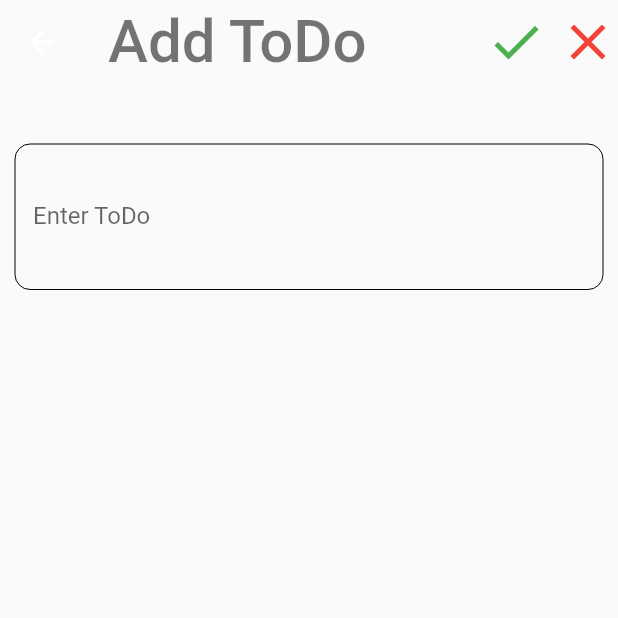
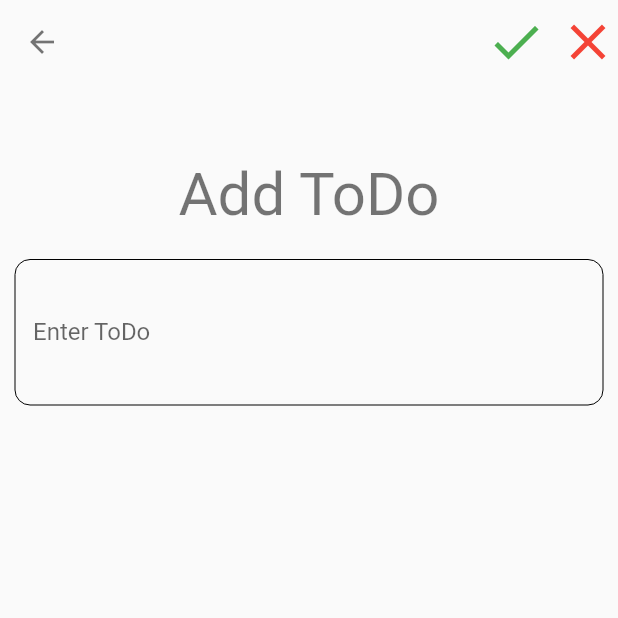
Before and after one commit to AzAlharbi/todo_list, a Flutter app: the screen it shows after launch, after a tap on the "add" icon, on a phone screen of 412 x 824 dp, the top half of it. Run offline on Flutter 3.47's test engine with Material 2 defaults, Android fonts, the phone set to English and light mode, and no system bars; our stand-ins replace dynamic_theme.

Commit message:
Add files via upload

```diff
--- a/lib/components/globals.dart
+++ b/lib/components/globals.dart
@@ -1,3 +1,4 @@
 library my_prj.globals;
 
 List<String> data = ['Study', 'Shoping'];
+List<String> done = [];
--- a/lib/main.dart
+++ b/lib/main.dart
@@ -1,10 +1,11 @@
 import 'package:dynamic_theme/dynamic_theme.dart';
 import 'package:flutter/material.dart';
 import 'package:todo_list/screens/add_screen.dart';
+import 'package:todo_list/screens/done.dart';
 
 import 'screens/home_screen.dart';
 
-void main()=>runApp(MyApp());
+void main() => runApp(MyApp());
 
 class MyApp extends StatelessWidget {
   @override
@@ -22,11 +23,10 @@ class MyApp extends StatelessWidget {
               theme: theme,
               // home: HomeScreen()
               routes: {
-        '/': (context)=>HomeScreen(),
-        '/second':(context)=>AddToDo(),
-        }
-        );
-      }
-    );
+                '/': (context) => HomeScreen(),
+                '/second': (context) => AddToDo(),
+                '/third': (context) => Done(),
+              });
+        });
   }
 }
--- a/lib/screens/add_screen.dart
+++ b/lib/screens/add_screen.dart
@@ -1,5 +1,6 @@
 import 'package:flutter/material.dart';
 import '../components/globals.dart' as globals;
+
 class AddToDo extends StatefulWidget {
   @override
   _AddToDoState createState() => _AddToDoState();
@@ -11,20 +12,17 @@ class _AddToDoState extends State<AddToDo> {
   Widget build(BuildContext context) {
     return Scaffold(
       appBar: AppBar(
+        iconTheme: IconThemeData(
+          color: (Theme.of(context).brightness == Brightness.light)
+              ? Colors.black54
+              : Colors.white,
+        ),
         brightness: Theme.of(context).brightness == Brightness.light
             ? Brightness.light
             : Brightness.dark,
         centerTitle: false,
         backgroundColor: Theme.of(context).canvasColor,
         elevation: 0,
-                title: Text(
-                  'Add ToDo',
-                  style: TextStyle(
-                      color: (Theme.of(context).brightness == Brightness.light)
-                          ? Colors.black54
-                          : Colors.white,
-                      fontSize: 40),
-                ),
         actions: <Widget>[
           IconButton(
             icon: Icon(
@@ -57,9 +55,25 @@ class _AddToDoState extends State<AddToDo> {
       ),
       body: Container(
         color: Theme.of(context).canvasColor,
-                padding:
-                    EdgeInsets.only(top: 40, right: 10, left: 10, bottom: 20),
-                child: TextField(
+        padding: EdgeInsets.only(top: 40, right: 10, left: 10, bottom: 20),
+        child: Container(
+          color: Theme.of(context).canvasColor,
+          padding: EdgeInsets.only(top: 10, bottom: 10),
+          child: Column(
+            crossAxisAlignment: CrossAxisAlignment.center,
+            children: [
+              Text(
+                'Add ToDo',
+                style: TextStyle(
+                    color: (Theme.of(context).brightness == Brightness.light)
+                        ? Colors.black54
+                        : Colors.white,
+                    fontSize: 40),
+              ),
+              SizedBox(
+                height: 20,
+              ),
+              TextField(
                 controller: _addController,
                 maxLines: 3,
                 decoration: InputDecoration(
@@ -71,6 +85,10 @@ class _AddToDoState extends State<AddToDo> {
                       borderSide: BorderSide(width: 0)),
                 ),
               ),
-              ));
+            ],
+          ),
+        ),
+      ),
+    );
   }
 }
--- a/lib/screens/home_screen.dart
+++ b/lib/screens/home_screen.dart
@@ -10,19 +10,22 @@ class HomeScreen extends StatefulWidget {
 class _HomeScreenState extends State<HomeScreen> {
   TextEditingController _addController = new TextEditingController();
   Widget styleToDo(String title) {
-    return Container(
+    return Row(
+      crossAxisAlignment: CrossAxisAlignment.center,
+      children: <Widget>[
+        new Flexible(
+          child: new Container(
             padding: EdgeInsets.all(10),
             width: double.infinity,
             height: 50,
-      child: Row(
-        crossAxisAlignment: CrossAxisAlignment.center,
-        children: <Widget>[
-          Text(
+            child: Text(
               title,
               style: TextStyle(fontWeight: FontWeight.w500, fontSize: 18),
+              overflow: TextOverflow.ellipsis,
+            ),
+          ),
         ),
       ],
-      ),
     );
   }
 
@@ -43,16 +46,19 @@ class _HomeScreenState extends State<HomeScreen> {
         centerTitle: false,
         backgroundColor: Theme.of(context).canvasColor,
         elevation: 0,
-        title: Text(
-          'ToDo List',
-          style: TextStyle(
+        actions: <Widget>[
+          IconButton(
+            icon: Icon(
+              Icons.done,
               color: (Theme.of(context).brightness == Brightness.light)
                   ? Colors.black54
                   : Colors.white,
-              fontSize: 40),
+              size: 40,
             ),
-        actions: <Widget>[
-          // Add 3 lines from here...
+            onPressed: () {
+              Navigator.of(context).pushNamed('/third');
+            },
+          ),
           IconButton(
             icon: Icon(
               Icons.add,
@@ -61,7 +67,9 @@ class _HomeScreenState extends State<HomeScreen> {
                   : Colors.white,
               size: 40,
             ),
-            onPressed:(){ Navigator.of(context).pushNamed('/second');},
+            onPressed: () {
+              Navigator.of(context).pushNamed('/second');
+            },
           ),
           IconButton(
             icon: Icon(
@@ -86,24 +94,66 @@ class _HomeScreenState extends State<HomeScreen> {
             SizedBox(
               height: 20,
             ),
+            Text(
+              'ToDo List',
+              style: TextStyle(
+                  color: (Theme.of(context).brightness == Brightness.light)
+                      ? Colors.black54
+                      : Colors.white,
+                  fontSize: 40),
+            ),
+            SizedBox(
+              height: 20,
+            ),
             Expanded(
               child: ListView.builder(
                 itemCount: globals.data.length,
                 itemBuilder: (context, index) {
+                  final item = globals.data[index];
                   return Dismissible(
                     child: Card(
                       elevation: 3,
-                      child: styleToDo(globals.data[index]),
+                      child: styleToDo(item),
                     ),
-                    key: ValueKey(globals.data[index]),
+                    key: ValueKey(item),
                     background: Container(
                       color: Colors.green,
                       child: Icon(Icons.check),
                     ),
-                    onDismissed: (left) {
+                    secondaryBackground: Container(
+                      color: Colors.red,
+                      child: Icon(Icons.cancel),
+                    ),
+                    onDismissed: (direction) {
+                      if (direction == DismissDirection.endToStart) {
                         setState(() {
                           globals.data.removeAt(index);
+                          Scaffold.of(context).showSnackBar(SnackBar(
+                            content: Text("$item deleted"),
+                            action: SnackBarAction(
+                              label: 'Undo',
+                              onPressed: () {
+                                globals.data.add(item);
+                              },
+                            ),
+                          ));
                         });
+                      } else {
+                        setState(() {
+                          globals.done.add(item);
+                          globals.data.removeAt(index);
+                          Scaffold.of(context).showSnackBar(SnackBar(
+                            content: Text("$item is done!"),
+                            action: SnackBarAction(
+                              label: 'Undo',
+                              onPressed: () {
+                                globals.data.add(item);
+                                globals.done.removeLast();
+                              },
+                            ),
+                          ));
+                        });
+                      }
                     },
                   );
                 },
```
Also changed, not shown: lib/screens/done.dart (added, +92 -0 lines). Lines whose indentation alone changed are shown as unchanged.
